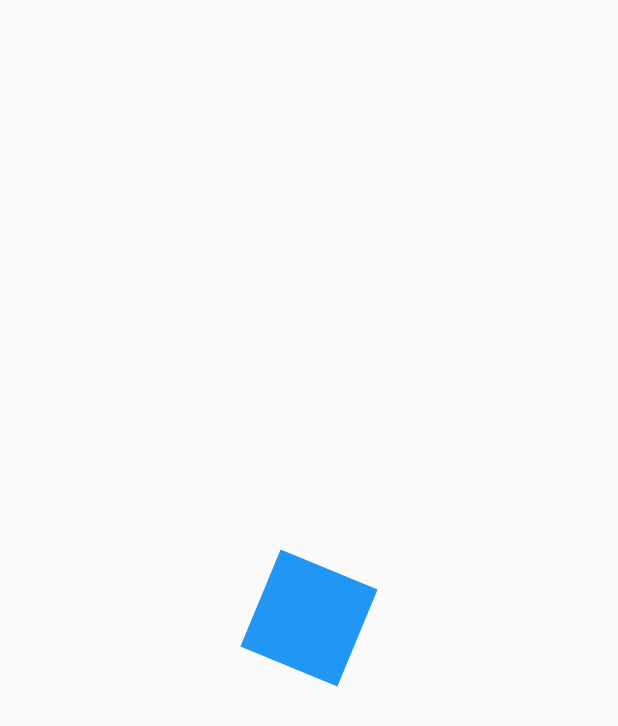
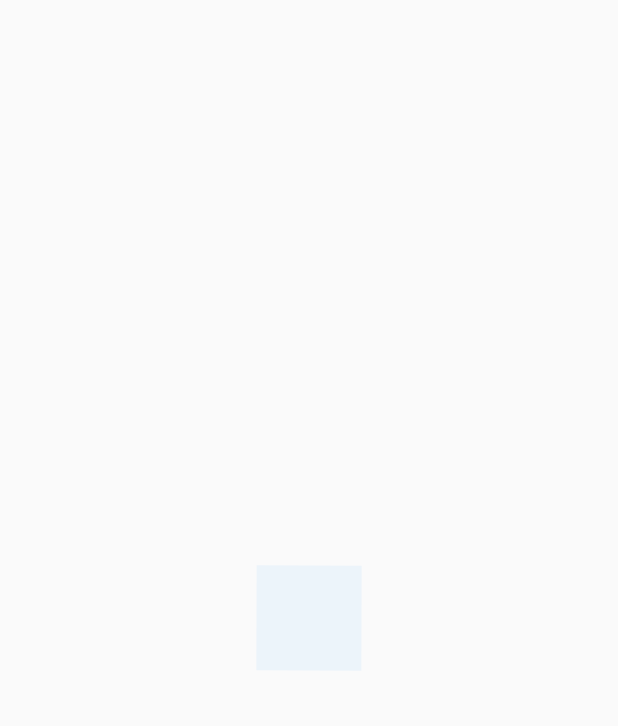
Before and after one commit to joseluisseg05/c_u_f_disenio_1, a Flutter app: the screen it shows after launch, on a phone screen of 412 x 824 dp. Shown: the top 726 px of the screen. Run offline on Flutter 3.47's test engine with Material 2 defaults, Android fonts, the phone set to English and light mode, and no system bars.

Commit message:
Dos animaciones simultaneas opacidad y rotacion

```diff
--- a/lib/src/pages/animacion_page.dart
+++ b/lib/src/pages/animacion_page.dart
@@ -23,6 +23,7 @@ class _CuadradoAnimadoState extends State<CuadradoAnimado>
     with SingleTickerProviderStateMixin {
   AnimationController controller;
   Animation<double> rotacion;
+  Animation<double> opacidad;
 
   @override
   void initState() {
@@ -30,7 +31,10 @@ class _CuadradoAnimadoState extends State<CuadradoAnimado>
       vsync: this,
       duration: Duration(milliseconds: 4000),
     );
-    rotacion = Tween(begin: 0.0, end: 2.0 * Math.pi).animate(controller);
+    rotacion = Tween(begin: 0.0, end: 2.0 * Math.pi).animate(
+        CurvedAnimation(parent: controller, curve: Curves.elasticInOut));
+
+    opacidad = Tween(begin: 0.0, end: 1.0).animate(controller);
     controller.addListener(() {
       if (controller.status == AnimationStatus.completed) {
         controller.reverse();
@@ -56,7 +60,12 @@ class _CuadradoAnimadoState extends State<CuadradoAnimado>
       animation: controller,
       child: _Rectangulo(),
       builder: (BuildContext context, Widget child) {
-        return Transform.rotate(angle: rotacion.value, child: child);
+        return Transform.rotate(
+            angle: rotacion.value,
+            child: Opacity(
+              opacity: opacidad.value,
+              child: child,
+            ));
       },
     );
   }
```
